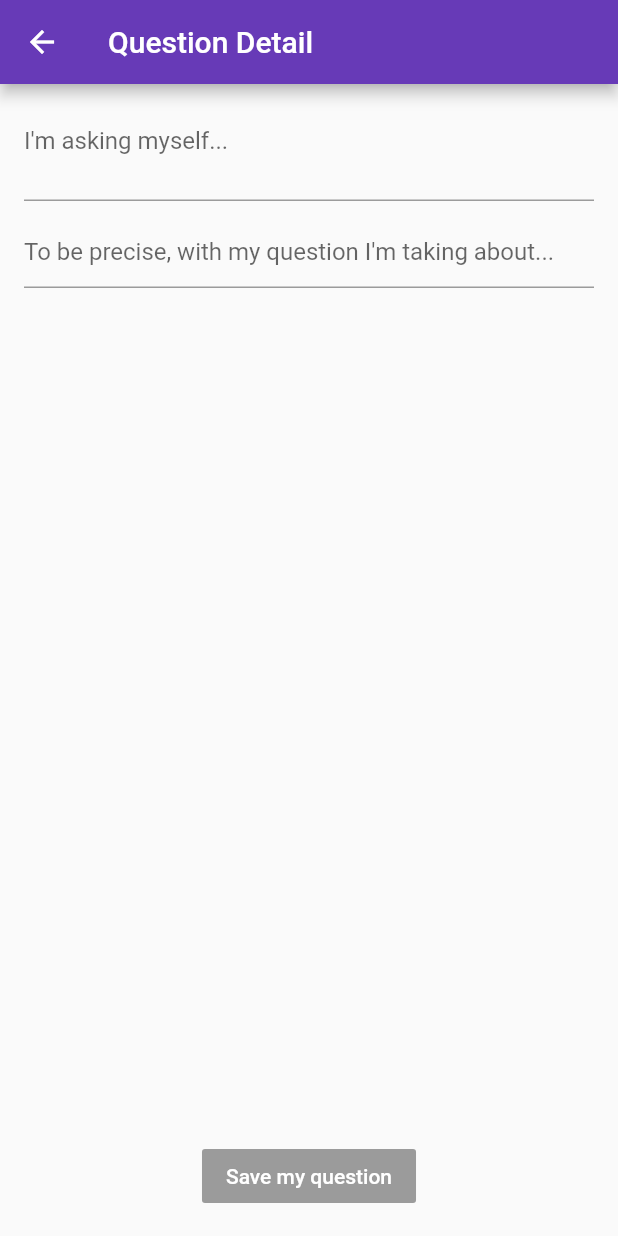
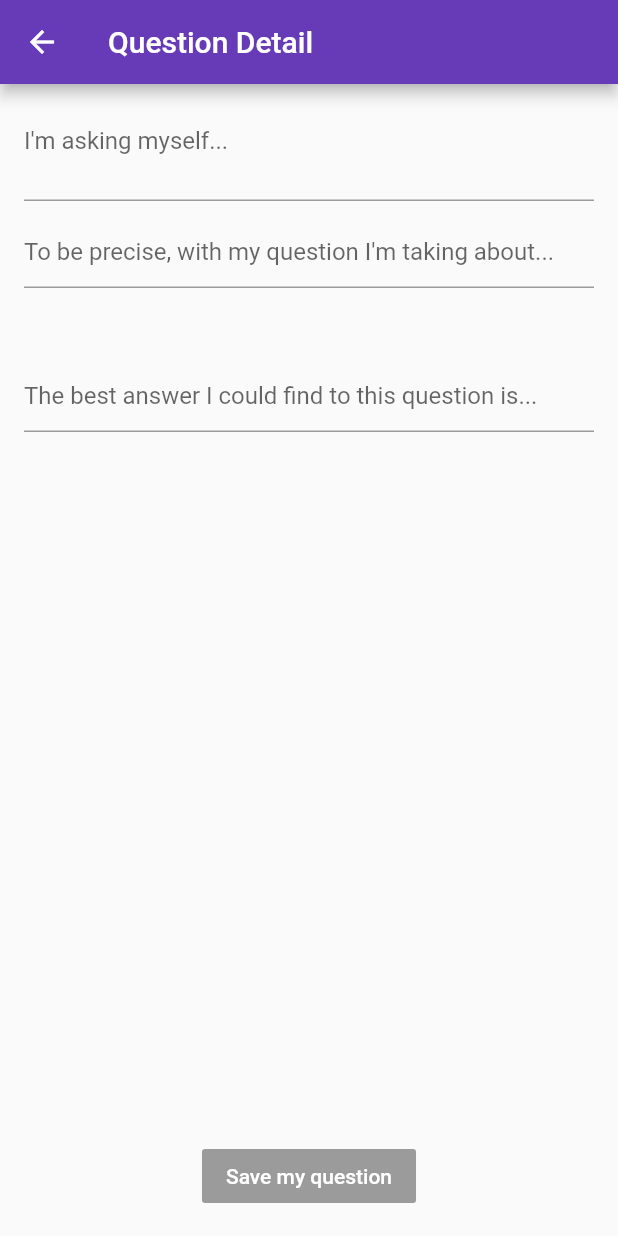
Before and after one commit to javigines/My-Curiosity-Resolved, a Flutter app: the screen it shows after launch, after a tap on the "add" icon, on a phone screen of 412 x 824 dp. Run offline on Flutter 3.47's test engine with Material 2 defaults, Android fonts, the phone set to English and light mode, and no system bars; our stand-ins replace objectbox; generated files the repository leaves out were written again.

Commit message:
Add answer capability to new question screen

```diff
--- a/lib/entities/questionEntity.dart
+++ b/lib/entities/questionEntity.dart
@@ -14,25 +14,30 @@ class QuestionEntity {
 
   String question;
   String questionDetails;
+  String answer;
 
   QuestionEntity({
     this.id,
     this.question,
     this.questionDetails,
+    this.answer,
   });
   toString() =>
-      "QuestionEntity{id: $id, question: $question, questionDetails: $questionDetails}";
+      "QuestionEntity{id: $id, question: $question, questionDetails: $questionDetails, answer: $answer}";
 
   factory QuestionEntity.fromJson(Map<String, dynamic> json) => QuestionEntity(
         id: json["resId"] == null ? null : json["resId"],
         question: json["question"] == null ? null : json["question"],
         questionDetails:
             json["questionDetails"] == null ? null : json["questionDetails"],
+        answer:
+            json["answer"] == null ? null : json["answer"],
       );
 
   Map<String, dynamic> toJson() => {
         "resId": id == null ? null : id,
         "question": question == null ? null : question,
         "questionDetails": questionDetails == null ? null : questionDetails,
+        "answer": answer == null ? null : answer,
       };
 }
--- a/lib/home/home.dart
+++ b/lib/home/home.dart
@@ -54,7 +54,9 @@ class _MyHomePageState extends State<MyHomePage> {
     QuestionEntity newQuestion = await Navigator.of(context)
         .push(MaterialPageRoute(builder: (context) => QuestionDetailPage()));
 
-    if (newQuestion == null) return print(newQuestion.toString());
+    print(newQuestion.toString());
+    if (newQuestion == null) return;
+
     setState(() {
       savedQuestions.add(newQuestion);
     });
--- a/lib/objectbox-model.json
+++ b/lib/objectbox-model.json
@@ -5,7 +5,7 @@
   "entities": [
     {
       "id": "1:4806912326542063196",
-      "lastPropertyId": "3:6155644104673289737",
+      "lastPropertyId": "4:8437960286628466733",
       "name": "QuestionEntity",
       "properties": [
         {
@@ -23,6 +23,11 @@
           "id": "3:6155644104673289737",
           "name": "questionDetails",
           "type": 9
+        },
+        {
+          "id": "4:8437960286628466733",
+          "name": "answer",
+          "type": 9
         }
       ]
     }
--- a/lib/questionDetail/questionDetail.dart
+++ b/lib/questionDetail/questionDetail.dart
@@ -27,12 +27,12 @@ class _FormComponent extends StatefulWidget {
 class _FormComponentState extends State<_FormComponent> {
   final questionController = TextEditingController();
   final questionAdditionalController = TextEditingController();
+  final answerController = TextEditingController();
 
   bool _isButtonDisabled = true;
 
   @override
   Widget build(BuildContext context) {
-
     questionController.addListener(() {
       _onQuestionTextChange();
     });
@@ -56,6 +56,14 @@ class _FormComponentState extends State<_FormComponent> {
             maxLines: null,
             decoration: InputDecoration(
               hintText: "To be precise, with my question I'm taking about...",
+            ),
+          ),
+          SizedBox(height: 48),
+          new TextField(
+            controller: answerController,
+            maxLines: null,
+            decoration: InputDecoration(
+              hintText: "The best answer I could find to this question is...",
             ),
           ),
           Expanded(
@@ -84,8 +92,9 @@ class _FormComponentState extends State<_FormComponent> {
 
   _saveQuestionData(BuildContext context) {
     QuestionEntity question = new QuestionEntity(
-        question: questionController.text,
-        questionDetails: questionAdditionalController.text);
+        question: questionController.text.trim(),
+        questionDetails: questionAdditionalController.text.trim(),
+        answer: answerController.text.trim());
 
     question.id = entitiesBoxesInstance.questionBox.put(question);
     Navigator.of(context).pop(question);
```
Also changed, not shown: 1 other file.
